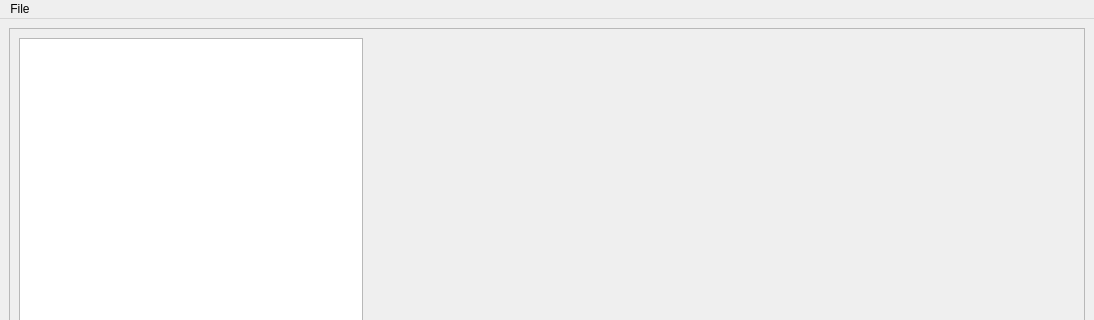
First picture: the form in src/mainwindow.ui, repository jcfain/XTPlayer, before the edit; both pictures show x 0 to 1094 and y 0 to 320 of the 1094 by 694 pixel window.
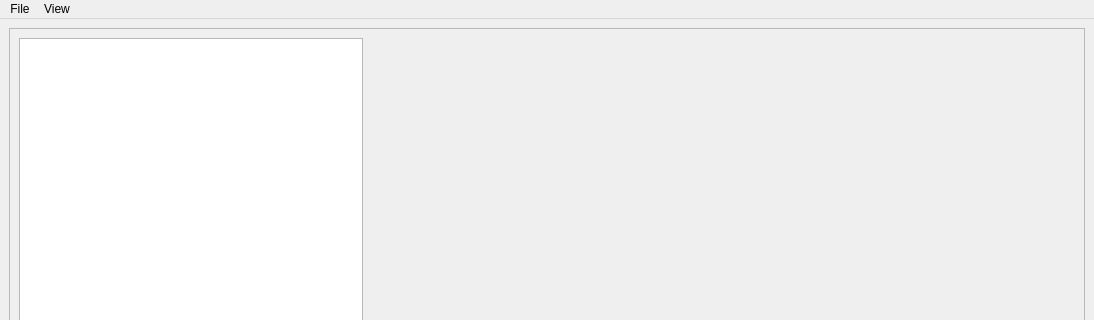
Second picture: the form after the edit. Icons and pictures are not drawn. Custom widgets are drawn as their Qt base class.

```diff
--- a/src/mainwindow.ui
+++ b/src/mainwindow.ui
@@ -334,7 +334,15 @@
     <addaction name="actionAbout"/>
     <addaction name="actionDonate"/>
    </widget>
+   <widget class="QMenu" name="menuView">
+    <property name="title">
+     <string>View</string>
+    </property>
+    <addaction name="actionList"/>
+    <addaction name="actionThumbnail"/>
+   </widget>
    <addaction name="menuFile"/>
+   <addaction name="menuView"/>
   </widget>
   <action name="actionSelect_library">
    <property name="text">
```
Left out of the diff: 24 changed lines with no effect on the pictures.
